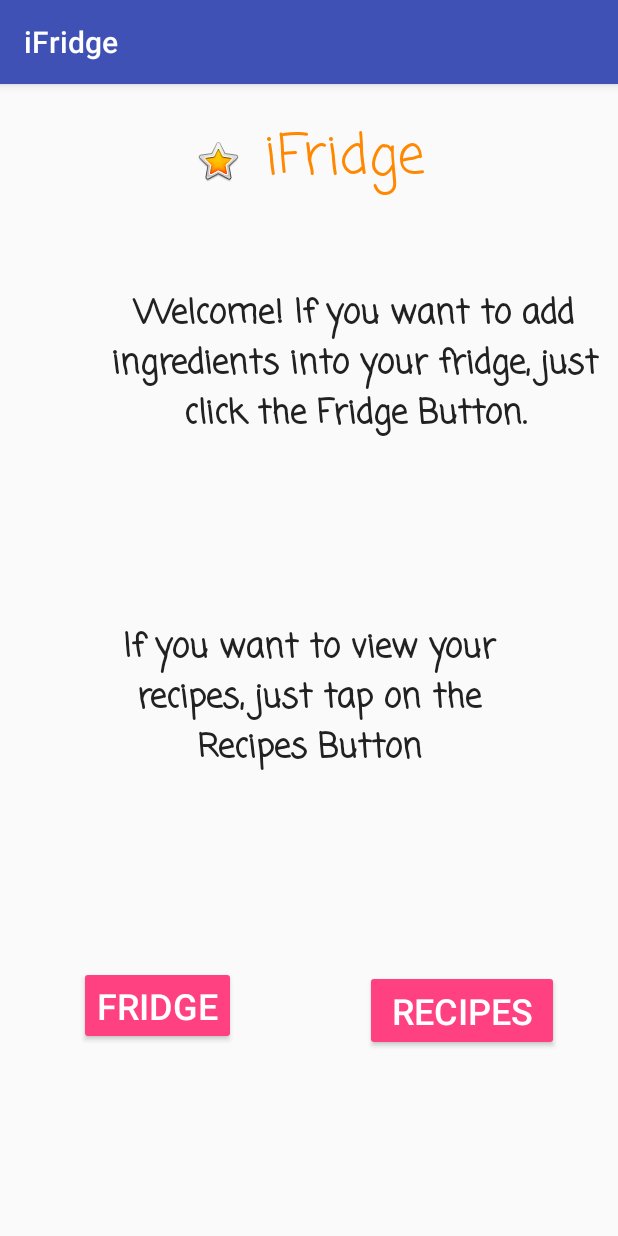
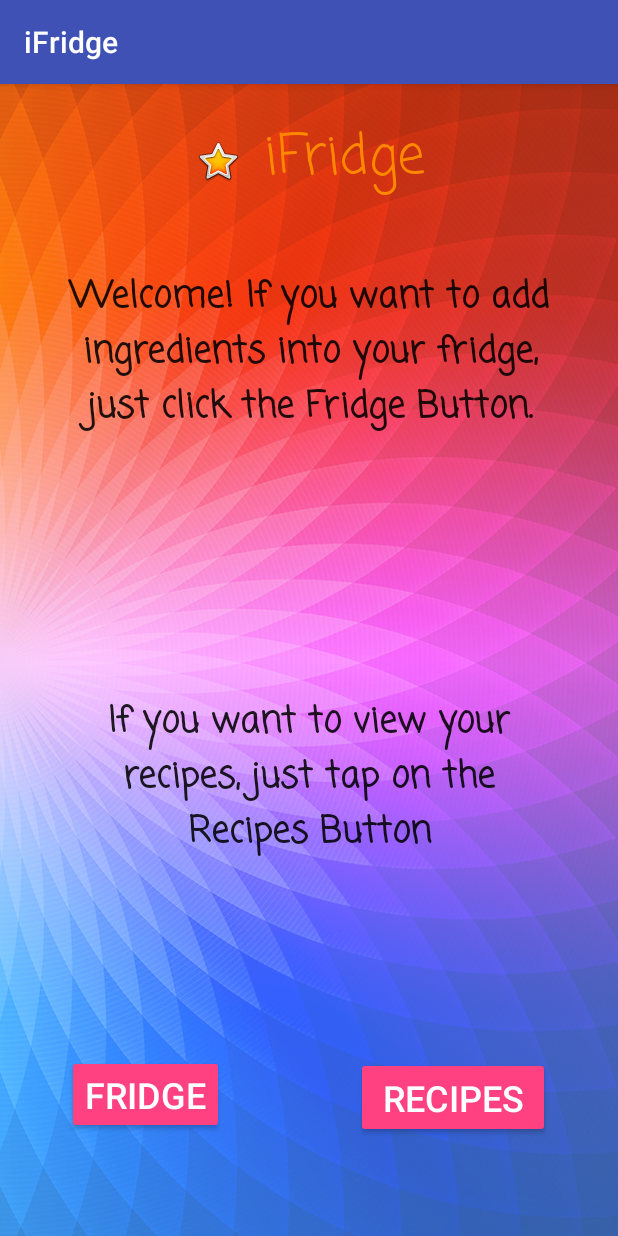
Before and after one commit to alzepeda/iFridge, an Android app: the screen it shows after launch (MainActivity), on a phone screen of 412 x 824 dp. Run offline under Robolectric (Android 15) with nearby library versions, the phone set to English and light mode, and no system bars.

```diff
--- a/app/src/main/res/layout-v23/activity_main.xml
+++ b/app/src/main/res/layout-v23/activity_main.xml
@@ -4,7 +4,8 @@
     xmlns:tools="http://schemas.android.com/tools"
     android:layout_width="match_parent"
     android:layout_height="match_parent"
-    tools:context="edu.utep.cs.cs4330.ifridge.MainActivity">
+    tools:context="edu.utep.cs.cs4330.ifridge.MainActivity"
+    android:background="@drawable/main_background">
 
     <TextView
         android:id="@+id/idOfTitle"
@@ -30,6 +31,7 @@
         android:layout_height="wrap_content"
         android:layout_marginBottom="8dp"
         android:layout_marginEnd="8dp"
+        android:layout_marginRight="8dp"
         android:layout_marginTop="8dp"
         android:onClick="fridgeButtonClicked"
         android:text="Fridge"
@@ -37,11 +39,10 @@
         android:visibility="visible"
         app:layout_constraintBottom_toBottomOf="parent"
         app:layout_constraintEnd_toEndOf="parent"
-        app:layout_constraintHorizontal_bias="0.177"
+        app:layout_constraintHorizontal_bias="0.15"
         app:layout_constraintStart_toStartOf="parent"
         app:layout_constraintTop_toTopOf="parent"
-        app:layout_constraintVertical_bias="0.829"
-        android:layout_marginRight="8dp" />
+        app:layout_constraintVertical_bias="0.914" />
 
     <Button
         android:id="@+id/idOfRecipesButton"
@@ -57,15 +58,15 @@
         android:textSize="24sp"
         app:layout_constraintBottom_toBottomOf="parent"
         app:layout_constraintEnd_toEndOf="parent"
-        app:layout_constraintHorizontal_bias="0.882"
+        app:layout_constraintHorizontal_bias="0.861"
         app:layout_constraintStart_toStartOf="parent"
         app:layout_constraintTop_toTopOf="parent"
-        app:layout_constraintVertical_bias="0.835" />
+        app:layout_constraintVertical_bias="0.918" />
 
     <TextView
         android:id="@+id/idOfWelcomeText"
         android:layout_width="336dp"
-        android:layout_height="134dp"
+        android:layout_height="148dp"
         android:layout_marginBottom="8dp"
         android:layout_marginEnd="8dp"
         android:layout_marginLeft="8dp"
@@ -77,13 +78,13 @@
         android:text="Welcome! If you want to add ingredients into your fridge, just click the Fridge Button."
         android:textAllCaps="false"
         android:textAppearance="@style/TextAppearance.AppCompat.Large"
+        android:textSize="24sp"
         android:textStyle="bold"
         app:layout_constraintBottom_toBottomOf="parent"
         app:layout_constraintEnd_toEndOf="parent"
-        app:layout_constraintHorizontal_bias="1.0"
         app:layout_constraintStart_toStartOf="parent"
         app:layout_constraintTop_toTopOf="parent"
-        app:layout_constraintVertical_bias="0.208" />
+        app:layout_constraintVertical_bias="0.191" />
 
     <TextView
         android:id="@+id/idOfTapRecipesText"
@@ -99,12 +100,13 @@
         android:gravity="center_horizontal"
         android:text="If you want to view your recipes, just tap on the Recipes Button"
         android:textAppearance="@style/TextAppearance.AppCompat.Large"
+        android:textSize="24sp"
         android:textStyle="bold"
         app:layout_constraintBottom_toBottomOf="parent"
         app:layout_constraintEnd_toEndOf="parent"
         app:layout_constraintStart_toStartOf="parent"
         app:layout_constraintTop_toTopOf="parent"
-        app:layout_constraintVertical_bias="0.552" />
+        app:layout_constraintVertical_bias="0.626" />
 
     <ImageView
         android:id="@+id/idOfStar"
--- a/app/src/main/res/layout/activity_main.xml
+++ b/app/src/main/res/layout/activity_main.xml
@@ -16,13 +16,14 @@
         android:text="iFridge"
         android:textColor="@android:color/holo_orange_dark"
         android:textSize="36sp"
+        android:textStyle="bold"
         android:typeface="serif"
         app:layout_constraintBottom_toBottomOf="parent"
         app:layout_constraintEnd_toEndOf="parent"
-        app:layout_constraintHorizontal_bias="0.579"
+        app:layout_constraintHorizontal_bias="0.501"
         app:layout_constraintStart_toStartOf="parent"
         app:layout_constraintTop_toTopOf="parent"
-        app:layout_constraintVertical_bias="0.031" />
+        app:layout_constraintVertical_bias="0.035" />
 
     <Button
         android:id="@+id/idOfFridgeButton"
@@ -117,10 +118,10 @@
         android:layout_marginTop="8dp"
         app:layout_constraintBottom_toBottomOf="parent"
         app:layout_constraintEnd_toEndOf="parent"
-        app:layout_constraintHorizontal_bias="0.333"
+        app:layout_constraintHorizontal_bias="0.276"
         app:layout_constraintStart_toStartOf="parent"
         app:layout_constraintTop_toTopOf="parent"
-        app:layout_constraintVertical_bias="0.038"
+        app:layout_constraintVertical_bias="0.047"
         app:srcCompat="@android:drawable/btn_star_big_on" />
 
 </android.support.constraint.ConstraintLayout>
```
Also changed, not shown: app/src/main/java/edu/utep/cs/cs4330/ifridge/FridgeActivity.java (+36 -32 lines), app/src/main/res/layout/fridge.xml (+12 -9 lines), app/src/main/res/layout/recipe.xml (+3 -4 lines).
